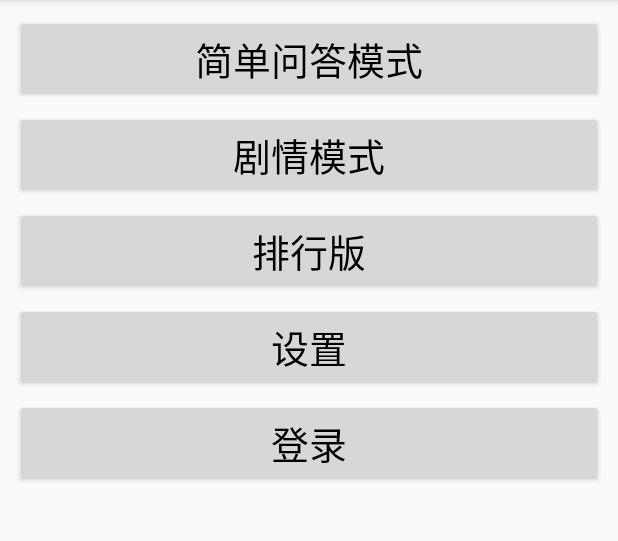
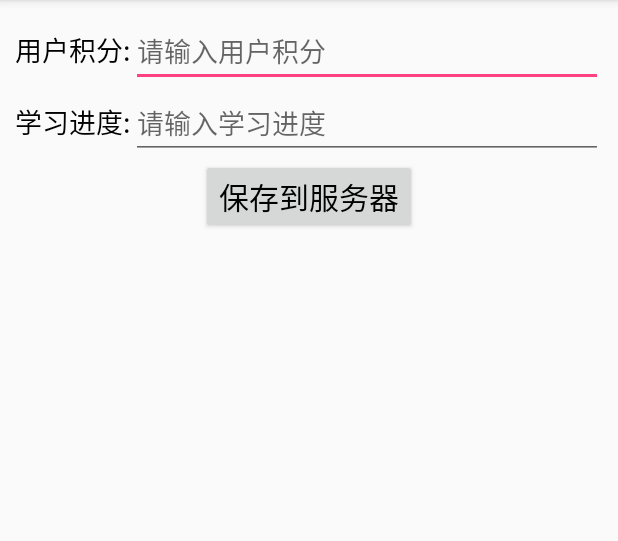
Before and after one commit to CFLOVEYR/AndroidStudy, an Android app: the MainActivity screen opened directly, with no data from a screen before it, after a tap on "简单问答模式", on a phone screen of 412 x 824 dp, the part 84-625 px from its top. Run offline under Robolectric (Android 15) with nearby library versions, the light colour scheme and no system bars.

Commit message:
1 实现了学习版块学习进度,和积分上传到服务器的功能完成 2 实现了在排行榜从服务器获得用户的所有信息

```diff
--- a/studyingandroid/src/main/AndroidManifest.xml
+++ b/studyingandroid/src/main/AndroidManifest.xml
@@ -45,7 +45,9 @@
             android:value="@integer/google_play_services_version" />
 
         <activity android:name=".activity.SettingActivity" />
-        <activity android:name=".activity.login.PickUpPSDActivity"></activity>
+        <activity android:name=".activity.login.PickUpPSDActivity" />
+        <activity android:name=".activity.StudyActivity" />
+        <activity android:name=".activity.RankActivity"></activity>
     </application>
 
 </manifest>
--- a/studyingandroid/src/main/java/com/beyondself/jalen/studyingandroid/activity/MainActivity.java
+++ b/studyingandroid/src/main/java/com/beyondself/jalen/studyingandroid/activity/MainActivity.java
@@ -67,15 +67,15 @@ public class MainActivity extends AppCompatActivity implements View.OnClickListe
 
     @Override
     public void onClick(View v) {
-        switch (v.getId()){
+        switch (v.getId()) {
             case R.id.bt_answer_pattern:
-
+                startActivity(new Intent(MainActivity.this, StudyActivity.class));
                 break;
             case R.id.bt_story_pattern:
 
                 break;
             case R.id.bt_rank:
-
+                startActivity(new Intent(MainActivity.this, RankActivity.class));
                 break;
             case R.id.bt_setting:
                 startActivity(new Intent(MainActivity.this, SettingActivity.class));
@@ -87,7 +87,7 @@ public class MainActivity extends AppCompatActivity implements View.OnClickListe
                     ToastUtils.showToast(this, "已经登录了!!么么哒");
                 } else {
                     //缓存用户对象为空时， 可打开用户登录界面…
-                    startActivity(new Intent(MainActivity.this,LoginActivity.class));
+                    startActivity(new Intent(MainActivity.this, LoginActivity.class));
                 }
 
                 break;
--- /dev/null
+++ b/studyingandroid/src/main/java/com/beyondself/jalen/studyingandroid/activity/StudyActivity.java
@@ -0,0 +1,55 @@
+package com.beyondself.jalen.studyingandroid.activity;
+
+import android.support.v7.app.AppCompatActivity;
+import android.os.Bundle;
+import android.text.TextUtils;
+import android.view.View;
+import android.widget.EditText;
+import android.widget.Toast;
+
+import com.beyondself.jalen.studyingandroid.R;
+import com.beyondself.jalen.studyingandroid.domain.Studyer;
+
+import cn.bmob.v3.listener.SaveListener;
+
+public class StudyActivity extends AppCompatActivity {
+
+    private EditText et_input_progress;
+    private EditText et_input_score;
+
+    @Override
+    protected void onCreate(Bundle savedInstanceState) {
+        super.onCreate(savedInstanceState);
+        setContentView(R.layout.activity_study);
+        initView();
+    }
+
+    private void initView() {
+        et_input_score = (EditText) findViewById(R.id.et_input_score);
+        et_input_progress = (EditText) findViewById(R.id.et_input_progress);
+    }
+
+    public void saveUserToServer(View view) {
+        String score = et_input_score.getText().toString();
+        String progress = et_input_progress.getText().toString();
+        if (TextUtils.isEmpty(score)||TextUtils.isEmpty(progress)) {
+            Toast.makeText(StudyActivity.this, "输入内容不能为空哟!!么么哒", Toast.LENGTH_SHORT).show();
+        }else{
+            Studyer user=new Studyer();
+            user.setScore(Integer.parseInt(score));
+            user.setProgress(Integer.parseInt(progress));
+            user.save(this, new SaveListener() {
+                @Override
+                public void onSuccess() {
+                    Toast.makeText(StudyActivity.this, "保存成功", Toast.LENGTH_SHORT).show();
+                }
+
+                @Override
+                public void onFailure(int i, String s) {
+                    Toast.makeText(StudyActivity.this, "保存失败", Toast.LENGTH_SHORT).show();
+                }
+            });
+        }
+
+    }
+}
--- /dev/null
+++ b/studyingandroid/src/main/res/layout/activity_study.xml
@@ -0,0 +1,58 @@
+<?xml version="1.0" encoding="utf-8"?>
+<LinearLayout xmlns:android="http://schemas.android.com/apk/res/android"
+    xmlns:tools="http://schemas.android.com/tools"
+    android:layout_width="match_parent"
+    android:layout_height="match_parent"
+    android:orientation="vertical"
+    android:padding="10dp"
+    tools:context="com.beyondself.jalen.studyingandroid.activity.StudyActivity">
+
+    <LinearLayout
+        android:layout_width="match_parent"
+        android:layout_height="wrap_content"
+        android:orientation="horizontal">
+
+        <TextView
+            android:layout_width="wrap_content"
+            android:layout_height="wrap_content"
+            android:text="用户积分:"
+            android:textColor="@color/black"
+            android:textSize="18sp" />
+
+        <EditText
+            android:id="@+id/et_input_score"
+            android:layout_width="0dp"
+            android:layout_height="wrap_content"
+            android:layout_weight="1"
+            android:hint="请输入用户积分" />
+    </LinearLayout>
+
+    <LinearLayout
+        android:layout_width="match_parent"
+        android:layout_height="wrap_content"
+        android:orientation="horizontal">
+
+        <TextView
+            android:layout_width="wrap_content"
+            android:layout_height="wrap_content"
+            android:text="学习进度:"
+            android:textColor="@color/black"
+            android:textSize="18sp" />
+
+        <EditText
+            android:id="@+id/et_input_progress"
+            android:layout_width="0dp"
+            android:layout_height="wrap_content"
+            android:layout_weight="1"
+            android:hint="请输入学习进度" />
+    </LinearLayout>
+
+    <Button
+        android:textColor="#000"
+        android:textSize="20sp"
+        android:onClick="saveUserToServer"
+        android:layout_gravity="center_horizontal"
+        android:layout_width="wrap_content"
+        android:layout_height="wrap_content"
+        android:text="保存到服务器" />
+</LinearLayout>
```
Also changed, not shown: studyingandroid/src/main/java/com/beyondself/jalen/studyingandroid/activity/RankActivity.java (added, +122 -0 lines), studyingandroid/src/main/java/com/beyondself/jalen/studyingandroid/domain/Studyer.java (+0 -17 lines), studyingandroid/src/main/res/layout/activity_rank.xml (added, +23 -0 lines), studyingandroid/src/main/res/layout/rank_item.xml (added, +41 -0 lines), studyingandroid/libs/org.apache.http.legacy.jar (deleted), studyingandroid/libs/xUtils-2.6.14.jar (deleted).
